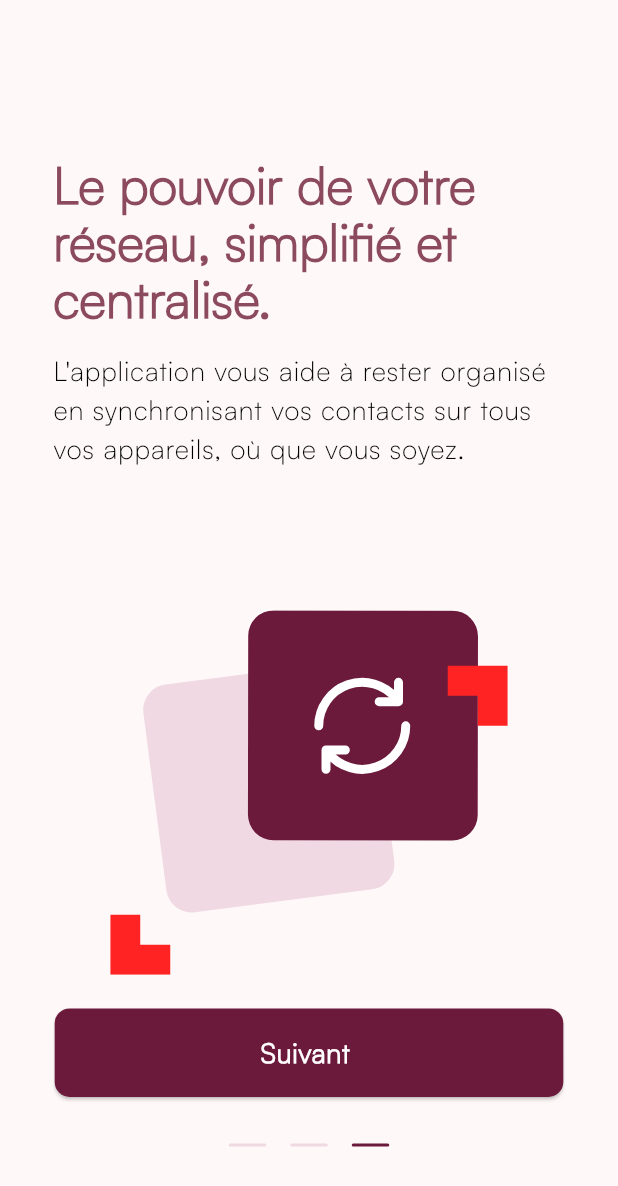
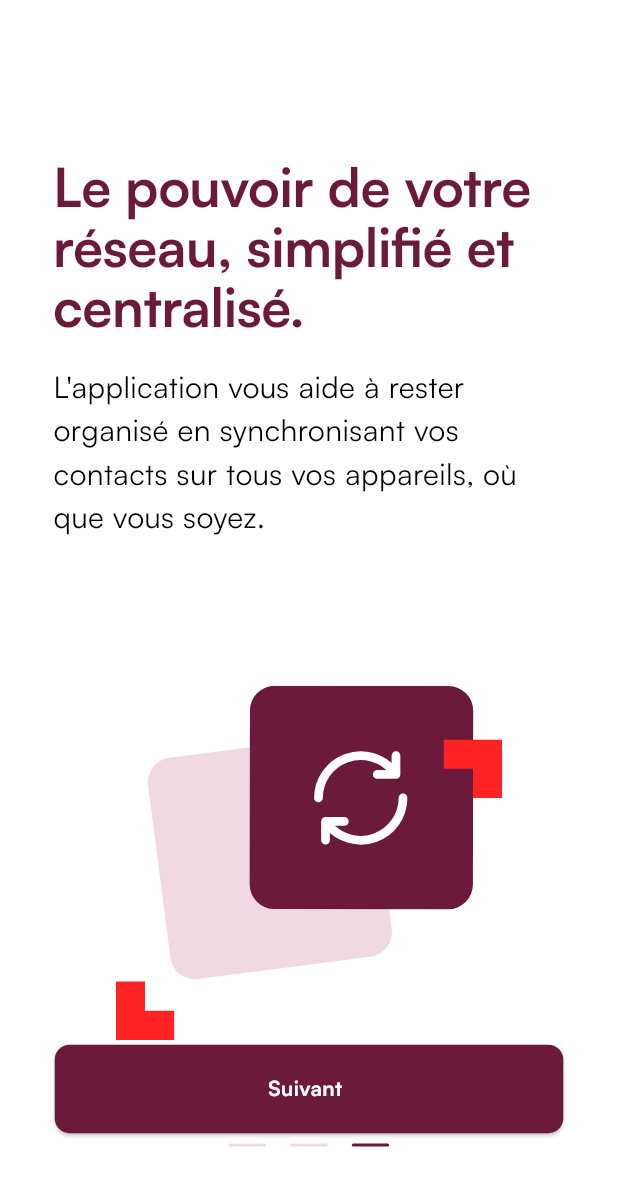
Before and after one commit to sndour/my_recrue, a Flutter app: the screen it shows after launch, swiped to page 3, on a phone screen of 412 x 824 dp. Shown: the top 1186 px of the screen. Run offline on Flutter 3.47's test engine with Material 3 defaults, Android fonts, the phone set to English and light mode, and no system bars; drawn by our look-alikes of smooth_page_indicator; our stand-ins replace dio, flex_color_scheme, flutter_bloc, flutter_screenutil, flutter_svg, go_router and 1 more; project files that could hold a hidden picture were left out.

Commit message:
update: - correction fonts problem, - review navigation

```diff
--- a/lib/src/common_widgets/AssetDiagnostic.dart
+++ b/lib/src/common_widgets/AssetDiagnostic.dart
@@ -20,7 +20,7 @@ class _AssetDiagnosticState extends State<AssetDiagnostic> {
     final assetsToTest = [
       'assets/images/logo.png',
       'assets/images/arrow_contact_list.svg',
-      'assets/fonts/satoshi/Satoshi-Regular.otf',
+      'assets/fonts/satoshi/Satoshi-Regular.ttf',
       // Ajoutez ici TOUS vos assets
     ];
 
--- a/lib/src/core/theme/brightness_theme/brightness_bloc.dart
+++ b/lib/src/core/theme/brightness_theme/brightness_bloc.dart
@@ -4,7 +4,7 @@ import 'package:flutter/material.dart';
 import 'package:flutter_bloc/flutter_bloc.dart';
 
 class BrightnessBloc extends Bloc<BrightnessEvent, BrightnessState> {
-  BrightnessBloc() : super(BrightnessState(ThemeMode.dark)) {
+  BrightnessBloc() : super(BrightnessState(ThemeMode.light)) {
     on<ToggleBrightnessEvent>(_onToggleBrightness);
   }
 
--- a/lib/src/core/theme/light_theme.dart
+++ b/lib/src/core/theme/light_theme.dart
@@ -1,6 +1,5 @@
 import 'package:flex_color_scheme/flex_color_scheme.dart';
 import 'package:flutter/material.dart';
-import 'package:flutter_screenutil/flutter_screenutil.dart';
 import 'package:my_recrue/src/core/utils/fonts.dart';
 
 // TODO customize this as you wish
@@ -17,32 +16,11 @@ final lightTheme = FlexThemeData.light(
     tertiary: Color(0xffFF2323),
   ),
 
-  textTheme: Typography.material2021().black.apply(fontFamily: Fonts.Satoshi).copyWith(
-    displayLarge: Typography.material2021().black.displayLarge?.copyWith(
-      fontFamily: Fonts.Satoshi,
-      fontWeight: FontWeight.bold,
-      fontSize: 30.sp,
-      letterSpacing: 0,
-    ),
-    headlineSmall: Typography.material2021().black.headlineSmall?.copyWith(
-      fontFamily: Fonts.Satoshi,
-      //fontWeight: FontWeight.w600, // This will try to find a font file
-    ),
-    bodyMedium: Typography.material2021().black.bodyMedium?.copyWith(
-      fontFamily: Fonts.Satoshi,
-      fontSize: 16.sp,
-      letterSpacing: 0.5,
-    ),
-    // If you need italic style:
-    labelSmall: Typography.material2021().black.labelSmall?.copyWith(
-      fontFamily: Fonts.Satoshi,
-      //fontStyle: FontStyle.italic, // This will try to use YourFont-Italic.otf
-    ),
-  ),
-
-
+  blendLevel: 0,
+  usedColors: 1,
 
   subThemesData: FlexSubThemesData(
+    blendTextTheme: false,
     interactionEffects: false,
     tintedDisabledControls: false,
     blendOnColors: false,
@@ -79,7 +57,11 @@ final lightTheme = FlexThemeData.light(
     navigationRailLabelType: NavigationRailLabelType.none,
     elevatedButtonRadius: 10.0,
   ),
-  keyColors: const FlexKeyColors(useSecondary: true, useTertiary: true),
+  keyColors: const FlexKeyColors(
+    useKeyColors: false,
+    useSecondary: false,
+    useTertiary: false,
+  ),
   visualDensity: FlexColorScheme.comfortablePlatformDensity,
   useMaterial3: true,
   swapLegacyOnMaterial3: true,
--- a/lib/src/feature/authentication/presentation/pages/register_screen.dart
+++ b/lib/src/feature/authentication/presentation/pages/register_screen.dart
@@ -38,12 +38,12 @@ class RegisterScreen extends StatelessWidget {
               ],
             ),
             SizedBox(height: 5),
-            CustomButton(action: (){}, text: 'S\'inscrire avec ', color: Color(0xffF0D9E3), textColor: Color(0xff6B1A3B), image: MyAssets.googleLogin,),
+            CustomButton(action: (){}, text: 'S\'inscrire avec ', color: Theme.of(context).colorScheme.secondary, textColor: Color(0xff6B1A3B), image: MyAssets.googleLogin,),
             SizedBox(height: 5),
             CustomButton(action: (){}, text: 'S\'inscrire avec ', color: Color(0xffF0D9E3), textColor: Color(0xff6B1A3B), image: MyAssets.facebookLogin,),
             const Spacer(),
             CustomButton(action: (){
-              context.go(AppPage.accueil.routePath);
+              context.push(AppPage.accueil.routePath);
             }, text: 'Suivant', color: Color(0xff6B1A3B), textColor: Colors.white,),
             SizedBox(height: 31),
           ],
--- a/lib/src/feature/onboarding/widgets/onboarding_content_widget.dart
+++ b/lib/src/feature/onboarding/widgets/onboarding_content_widget.dart
@@ -1,4 +1,5 @@
 import 'package:flutter/material.dart';
+import 'package:flutter_screenutil/flutter_screenutil.dart';
 import 'package:flutter_svg/svg.dart';
 import 'package:my_recrue/src/common_widgets/custom_button.dart';
 
@@ -23,11 +24,11 @@ class OnboardingContentWidget extends StatelessWidget {
     return Container(
       child: Column(
         children: [
-          Text(title, style: Theme.of(context).textTheme.displayLarge!.copyWith(color: Theme.of(context).colorScheme.primary)),
-          SizedBox(height: 16),
-          Text(description, style: Theme.of(context).textTheme.bodyMedium),
+          Text(title, style: Theme.of(context).textTheme.displayLarge!.copyWith(color: Theme.of(context).colorScheme.primary, fontSize: 36, fontWeight: FontWeight.w700)),
+          SizedBox(height: 16.h),
+          Text(description, style: Theme.of(context).textTheme.bodyMedium!.copyWith(fontSize: 20)),
           SizedBox(height: 95),
-          SvgPicture.asset(image, width: 265, height: 243,),
+          SvgPicture.asset(image, width: 225.w, height: 203.h,),
           const Spacer(),
           //TODO: Add text key (internationalisation's stuff)
           Padding(
--- a/lib/src/feature/onboarding/widgets/onboarding_wrap_content_widget.dart
+++ b/lib/src/feature/onboarding/widgets/onboarding_wrap_content_widget.dart
@@ -24,22 +24,22 @@ class OnboardingWrapContentWidget extends StatelessWidget {
                     title: TextKey.titleOnboardingOne,
                     description: TextKey.underTitleOnboardingOne,
                     image: MyAssets.onboardingOne,
-                    colorButton: Color(0xff6B1A3B),
+                    colorButton: Theme.of(context).colorScheme.primary,
                     action: _nextOnboarding
                   ),
                   OnboardingContentWidget(
                     title: TextKey.titleOnboardingTwo,
                     description: TextKey.underTitleOnboardingTwo,
                     image: MyAssets.onboardingTwo,
-                    colorButton: Color(0xff6B1A3B),
+                    colorButton: Theme.of(context).colorScheme.primary,
                     action: _nextOnboarding
                   ),
                   OnboardingContentWidget(
                     title: TextKey.titleOnboardingThree,
                     description: TextKey.underTitleOnboardingThree,
                     image: MyAssets.onboardingThree,
-                    colorButton: Color(0xff6B1A3B),
-                    action: () => context.go(AppPage.register.routePath),
+                    colorButton: Theme.of(context).colorScheme.primary,
+                    action: () => context.push(AppPage.register.routePath),
                   ),
                 ],
               ),
@@ -64,7 +64,6 @@ class OnboardingWrapContentWidget extends StatelessWidget {
   }
 
   _nextOnboarding() {
-    print("hello ${_controller.page}");
-    _controller.nextPage(duration: Duration(milliseconds: 300), curve: Curves.easeIn);
+     _controller.nextPage(duration: Duration(milliseconds: 300), curve: Curves.easeIn);
   }
 }
--- a/lib/src/splash_screen.dart
+++ b/lib/src/splash_screen.dart
@@ -25,7 +25,7 @@ class SplashScreen extends StatelessWidget {
   _navigateToHome(BuildContext context) async {
     var duration = Duration(milliseconds: 5000);
     await Future.delayed(duration, () {
-      if (context.mounted) context.go(AppPage.onboarding.routePath);
+      if (context.mounted) context.push(AppPage.onboarding.routePath);
     });
   }
 }
```
Also changed, not shown: pubspec.yaml (+6 -1 lines), assets/fonts/satoshi/Satoshi-Bold.ttf (added), assets/fonts/satoshi/Satoshi-Medium.ttf (added), assets/fonts/satoshi/Satoshi-Regular.otf (deleted), assets/fonts/satoshi/Satoshi-Regular.ttf (added).
